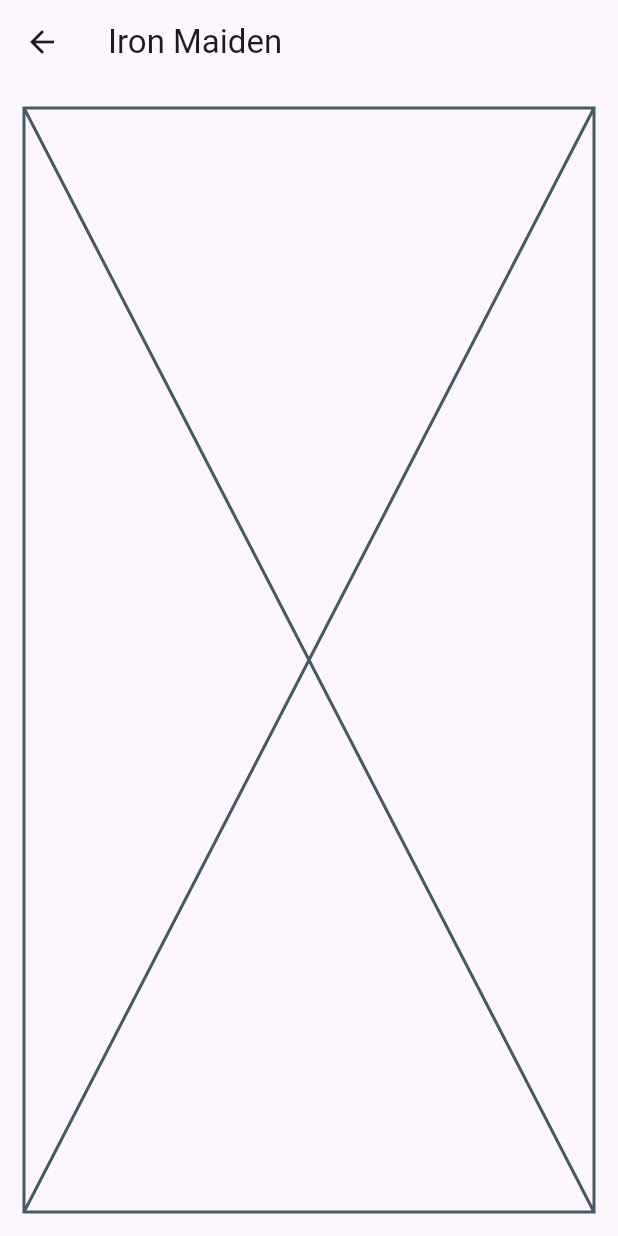
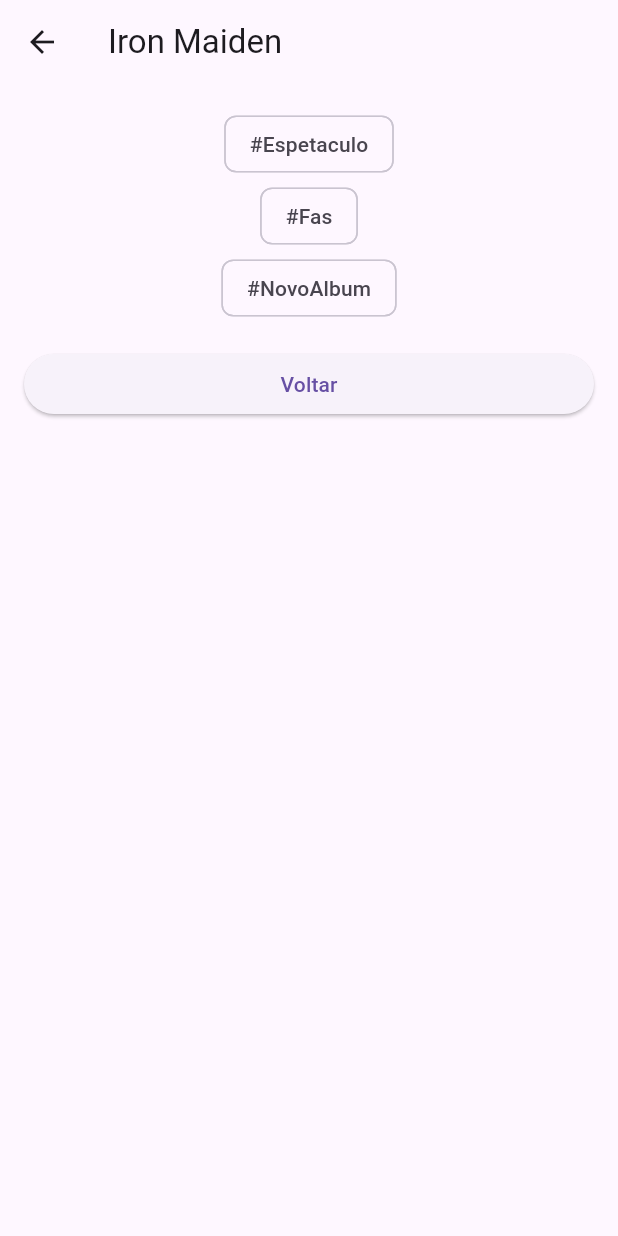
Before and after one commit to JansenDF/favorites_rock_in_rio, a Flutter app: the screen it shows after launch, after a tap on an icon or button, on a phone screen of 412 x 824 dp. Run offline on Flutter 3.47's test engine with Material 3 defaults, Android fonts, the phone set to English and light mode, and no system bars.

Commit message:
Exibir tags passadas como parametros para a pagina de detalhes

```diff
--- a/lib/main.dart
+++ b/lib/main.dart
@@ -29,9 +29,7 @@
           //
           // This works for code too, not just values: Most code changes can be
           // tested with just a hot reload.
-        colorScheme: ColorScheme.fromSeed(seedColor: Colors.deepPurple),
-        useMaterial3: true,
-      ),
+          primarySwatch: Colors.indigo),
       home: const MyHomePage(title: 'Favorites Rock in Rio Home Page'),
     );
   }
@@ -72,7 +70,7 @@
         // TRY THIS: Try changing the color here to a specific color (to
         // Colors.amber, perhaps?) and trigger a hot reload to see the AppBar
         // change color while the other colors stay the same.
-        backgroundColor: Theme.of(context).colorScheme.inversePrimary,
+        // backgroundColor: Theme.of(context).colorScheme.inversePrimary,
         // Here we take the value from the MyHomePage object that was created by
         // the App.build method, and use it to set our appbar title.
         title: const Text('Atrações'),
@@ -154,9 +152,20 @@
       appBar: AppBar(
         title: Text(atracao.nome),
       ),
-      body: const Padding(
-        padding: EdgeInsets.all(16),
-        child: Placeholder(),
+      body: Padding(
+        padding: const EdgeInsets.all(16),
+        child: Column(
+          crossAxisAlignment: CrossAxisAlignment.stretch,
+          children: [
+            for (var tag in atracao.tags) Chip(label: Text('#$tag')),
+            const SizedBox(height: 16),
+            ElevatedButton(
+                onPressed: () {
+                  Navigator.pop(context);
+                },
+                child: const Text('Voltar'))
+          ],
+        ),
       ),
     );
   }
```
Lines whose indentation alone changed are shown as unchanged.
